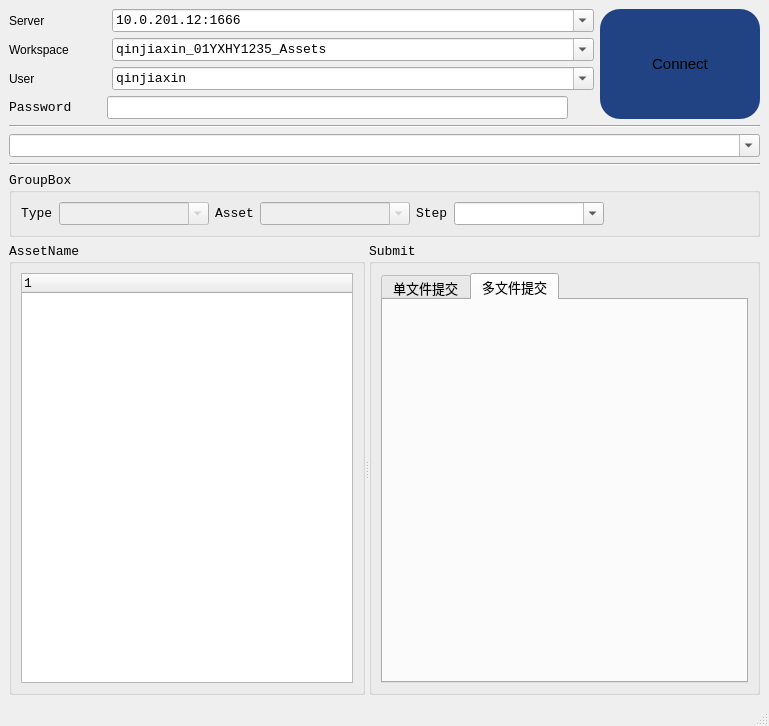
Qt form Python/main.ui (785415581/P4V_Submit) before a commit.
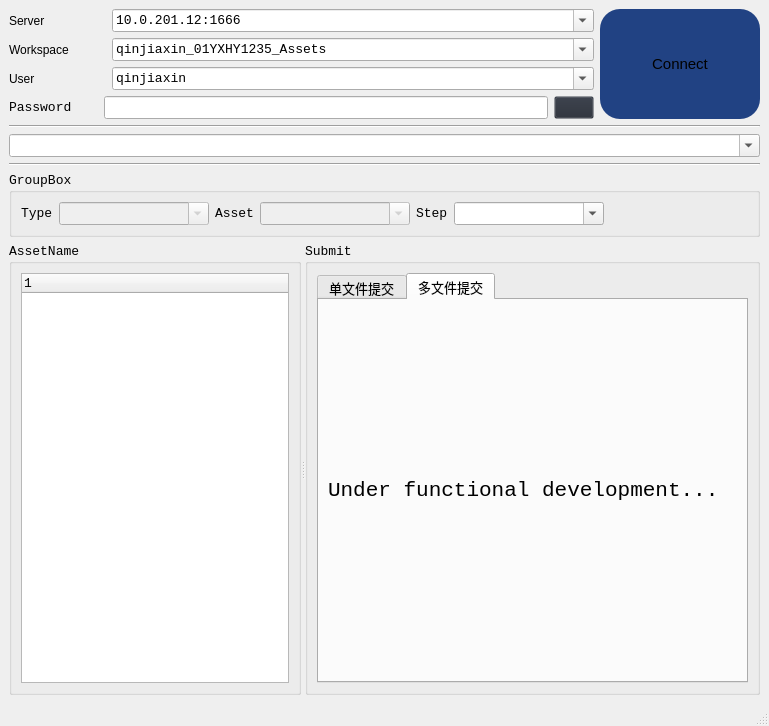
The same form after that commit. The open tabs and pages were chosen to show the change. Icons and pictures are not drawn.

```diff
--- a/Python/main.ui
+++ b/Python/main.ui
@@ -147,21 +147,36 @@
               <pointsize>10</pointsize>
              </font>
             </property>
+            <property name="echoMode">
+             <enum>QLineEdit::Password</enum>
+            </property>
            </widget>
           </item>
           <item>
-           <widget class="QLabel" name="label_8">
+           <widget class="QPushButton" name="passwordBtn">
             <property name="minimumSize">
              <size>
-              <width>20</width>
+              <width>12</width>
               <height>0</height>
              </size>
             </property>
+            <property name="font">
+             <font>
+              <family>Consolas</family>
+              <pointsize>10</pointsize>
+             </font>
+            </property>
+            <property name="cursor">
+             <cursorShape>PointingHandCursor</cursorShape>
+            </property>
             <property name="styleSheet">
-             <string notr="true">color: rgb(69, 85, 49);
-image: url(:/icons/icons/no_display_password.png);
-font: 10pt &quot;Consolas&quot;;
-</string>
+             <string notr="true">QPushButton{
+	min-width:10px;
+    background-color: rgba(39, 44, 54, 0);
+	background-position: center;
+	background-repeat: no-repeat;
+	background-image: url(:/icons/icons/no_display_password.png);
+}</string>
             </property>
             <property name="text">
              <string/>
@@ -514,6 +529,21 @@
            <attribute name="title">
             <string>多文件提交</string>
            </attribute>
+           <layout class="QGridLayout" name="gridLayout">
+            <item row="0" column="0">
+             <widget class="QLabel" name="label_8">
+              <property name="font">
+               <font>
+                <family>Consolas</family>
+                <pointsize>16</pointsize>
+               </font>
+              </property>
+              <property name="text">
+               <string>Under functional development...</string>
+              </property>
+             </widget>
+            </item>
+           </layout>
           </widget>
          </widget>
         </item>
```
Left out of the diff: 46 changed lines with no effect on the pictures.
